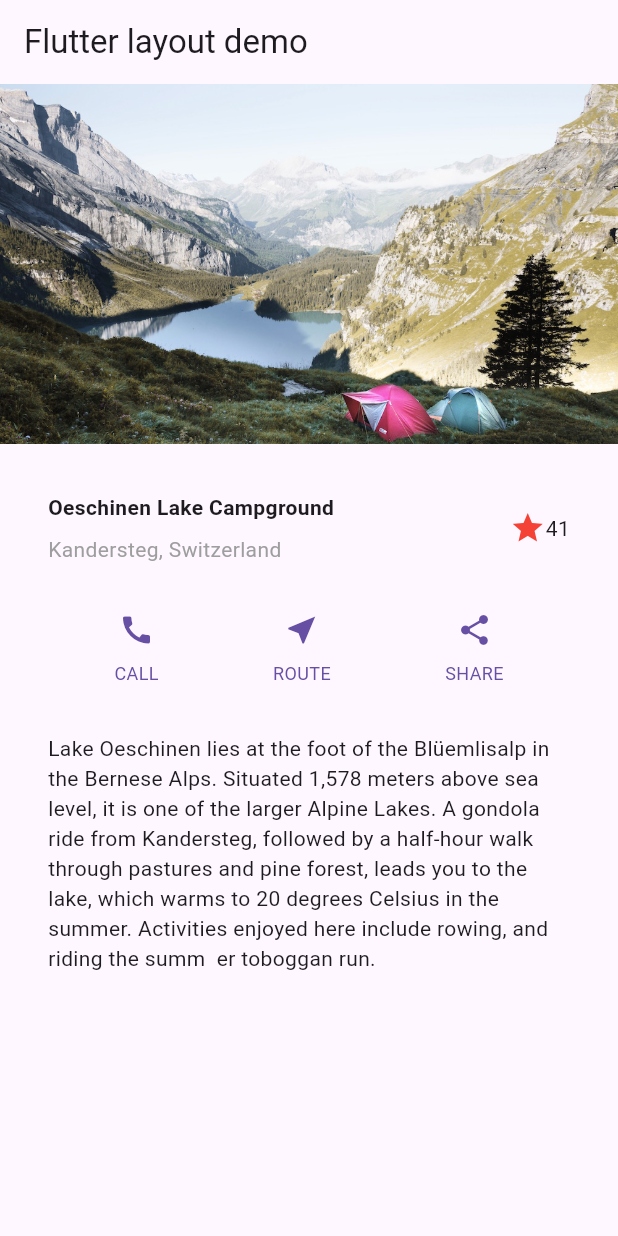
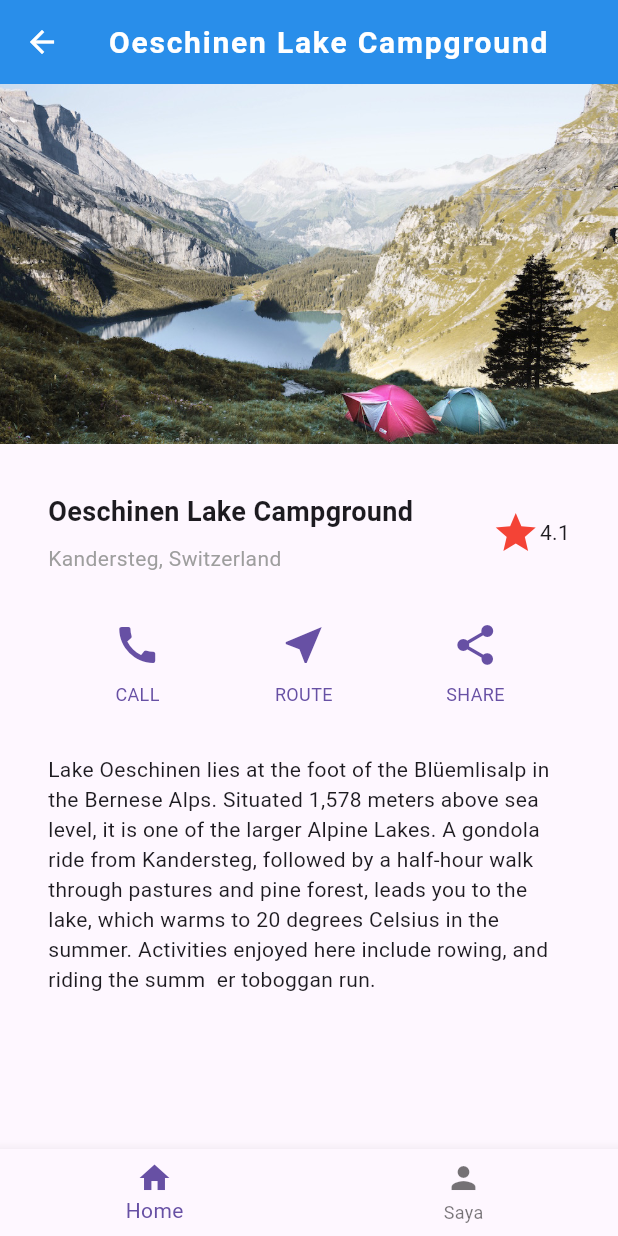
Before and after one commit to juanbenedhit/Flutter-Building-Layouts, a Flutter app: the screen it shows after launch, on a phone screen of 412 x 824 dp. Run offline on Flutter 3.47's test engine with Material 3 defaults, Android fonts, the phone set to English and light mode, and no system bars.

Commit message:
Refactor: Implement Flutter layout for Oeschinen Lake Campground demo

```diff
--- a/lib/main.dart
+++ b/lib/main.dart
@@ -7,20 +7,54 @@ class MyApp extends StatelessWidget {
 
   @override
   Widget build(BuildContext context) {
-    const String appTitle = 'Flutter layout demo';
+    const String appTitle = 'Oeschinen Lake Campground';
     return MaterialApp(
-      title: appTitle,
+      title: appTitle, // memberi judul pada app
       home: Scaffold(
-        appBar: AppBar(title: const Text(appTitle)),
+        // memanggil widget Scaffold
+        appBar: AppBar(
+          backgroundColor: Colors.blue,
+          centerTitle: true, // membuat teks berada di tengah
+          elevation: 6, // membuat shadow pada AppBar
+          title: const Text(
+            appTitle,
+            style: TextStyle(
+              // memberikan style seperti warna, fontsize, fontweight, dan letterSpacing untuk memberi jarak antar kata
+              color: Colors.white,
+              fontSize: 20,
+              fontWeight: FontWeight.bold,
+              letterSpacing: 1.2,
+            ),
+          ),
+
+          // leading digunakan untuk menaruh widget di sisi kiri AppBar seperti icon arrow_back dibawah dan diberkan warna putih
+          leading: IconButton(
+            icon: Icon(Icons.arrow_back),
+            onPressed: () {
+              // Ketika tombol ditekan, fungsi onPressed dipanggil tetapi pada code ini tidak diberi fungsi apapun
+            },
+            color: Colors.white,
+          ),
+        ),
+
+        // SingleChildScrollView berguna untuk membuat tampilan menjadi scrollable
+        // Column digunakan untuk membuat layout yang berbentuk vertikal
         body: const SingleChildScrollView(
           child: Column(
             children: [
+              // memanggil widget ImageSection dan memberikan source gambar
               ImageSection(image: 'images/lake.jpg'),
+
+              // memanggil widget TitleSection dan memberikan text pada nama dan lokasi
               TitleSection(
                 name: 'Oeschinen Lake Campground',
                 location: 'Kandersteg, Switzerland',
               ),
+
+              // memanggil widget ButtonSection
               ButtonSection(),
+
+              // memanggil widget TextSection dan memberikan deskripsi
               TextSection(
                 description:
                     'Lake Oeschinen lies at the foot of the Blüemlisalp in the '
@@ -34,11 +68,15 @@ class MyApp extends StatelessWidget {
             ],
           ),
         ),
+
+        // memanggil widget NavigationSection dan menaruhnya pada bagian bawah screen
+        bottomNavigationBar: const NavigationSection(),
       ),
     );
   }
 }
 
+// Membuat class TitleSection untuk menampilkan teks name dan location
 class TitleSection extends StatelessWidget {
   const TitleSection({super.key, required this.name, required this.location});
 
@@ -53,34 +91,47 @@ class TitleSection extends StatelessWidget {
         children: [
           Expanded(
             child: Column(
+              // Membuat teks berada di posisi start (paling kiri) secara horizontal
               crossAxisAlignment: CrossAxisAlignment.start,
               children: [
                 Padding(
                   padding: const EdgeInsets.only(bottom: 8),
+
+                  // memberikan styling pada text name seperti font weight dan font size
                   child: Text(
                     name,
-                    style: const TextStyle(fontWeight: FontWeight.bold),
+                    style: const TextStyle(
+                      fontWeight: FontWeight.bold,
+                      fontSize: 18,
+                    ),
                   ),
                 ),
-                Text(location, style: const TextStyle(color: Colors.grey)),
+
+                // memberikan styling pada text location seperti warna abu abu dan font size 14
+                Text(
+                  location,
+                  style: const TextStyle(color: Colors.grey, fontSize: 14),
+                ),
               ],
             ),
           ),
-          Icon(Icons.star, color: Colors.red),
-          const Text('41'),
+
+          // memberi icon star pada teks dengan warna merah dan size 32 ditambah dengan teks yang berisi angka 4.1
+          Icon(Icons.star, color: Colors.red, size: 32),
+          const Text('4.1'),
         ],
       ),
     );
   }
 }
 
+// untuk menampilkan icon dan styling teks yang diambil dari ButtonWithText
 class ButtonSection extends StatelessWidget {
   const ButtonSection({super.key});
 
   @override
   Widget build(BuildContext context) {
     final Color color = Theme.of(context).primaryColor;
-    // ···
     return SizedBox(
       child: Row(
         mainAxisAlignment: MainAxisAlignment.spaceEvenly,
@@ -94,6 +145,7 @@ class ButtonSection extends StatelessWidget {
   }
 }
 
+// untuk menampilkan teks yang nantinya digunakan untuk ButtonSection yang ada di atas dan memberi beberapa style seperti padding ,size, fontWeight, dan warna
 class ButtonWithText extends StatelessWidget {
   const ButtonWithText({
     super.key,
@@ -112,7 +164,7 @@ class ButtonWithText extends StatelessWidget {
       mainAxisSize: MainAxisSize.min,
       mainAxisAlignment: MainAxisAlignment.center,
       children: [
-        Icon(icon, color: color),
+        Icon(icon, color: color, size: 32),
         Padding(
           padding: const EdgeInsets.only(top: 8),
           child: Text(
@@ -129,11 +181,11 @@ class ButtonWithText extends StatelessWidget {
   }
 }
 
+// untuk menampilkan teks description dan memberi beberapa style seperti softWrap
 class TextSection extends StatelessWidget {
   const TextSection({super.key, required this.description});
 
   final String description;
-
   @override
   Widget build(BuildContext context) {
     return Padding(
@@ -143,13 +195,30 @@ class TextSection extends StatelessWidget {
   }
 }
 
+// untuk menampilkan gambar dan memberi beberapa style seperti width, height dan fit
 class ImageSection extends StatelessWidget {
   const ImageSection({super.key, required this.image});
 
   final String image;
-
   @override
   Widget build(BuildContext context) {
     return Image.asset(image, width: 600, height: 240, fit: BoxFit.cover);
   }
 }
+
+// Navigation Bawah untuk pergi kehalaman lain tetapi belum bisa digunakan karena belum ada route
+class NavigationSection extends StatelessWidget {
+  const NavigationSection({super.key});
+
+  @override
+  Widget build(BuildContext context) {
+    final Color color = Theme.of(context).primaryColor;
+    return BottomNavigationBar(
+      items: const [
+        BottomNavigationBarItem(icon: Icon(Icons.home), label: 'Home'),
+        BottomNavigationBarItem(icon: Icon(Icons.person), label: 'Saya'),
+      ],
+      selectedItemColor: color,
+    );
+  }
+}
```
